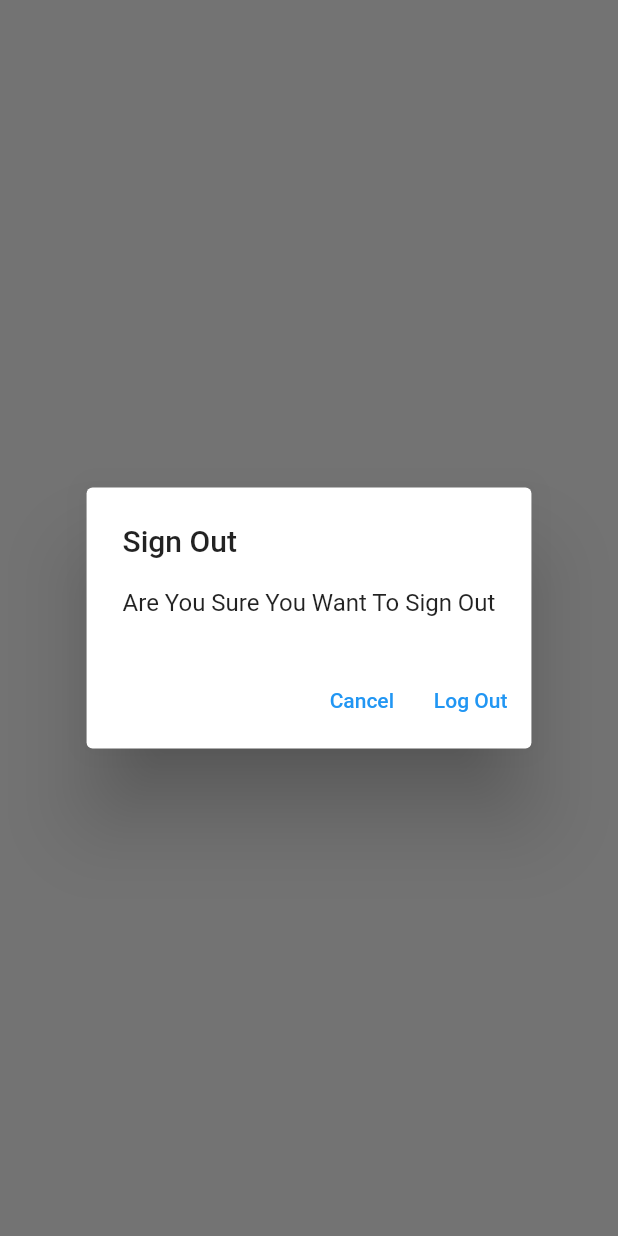
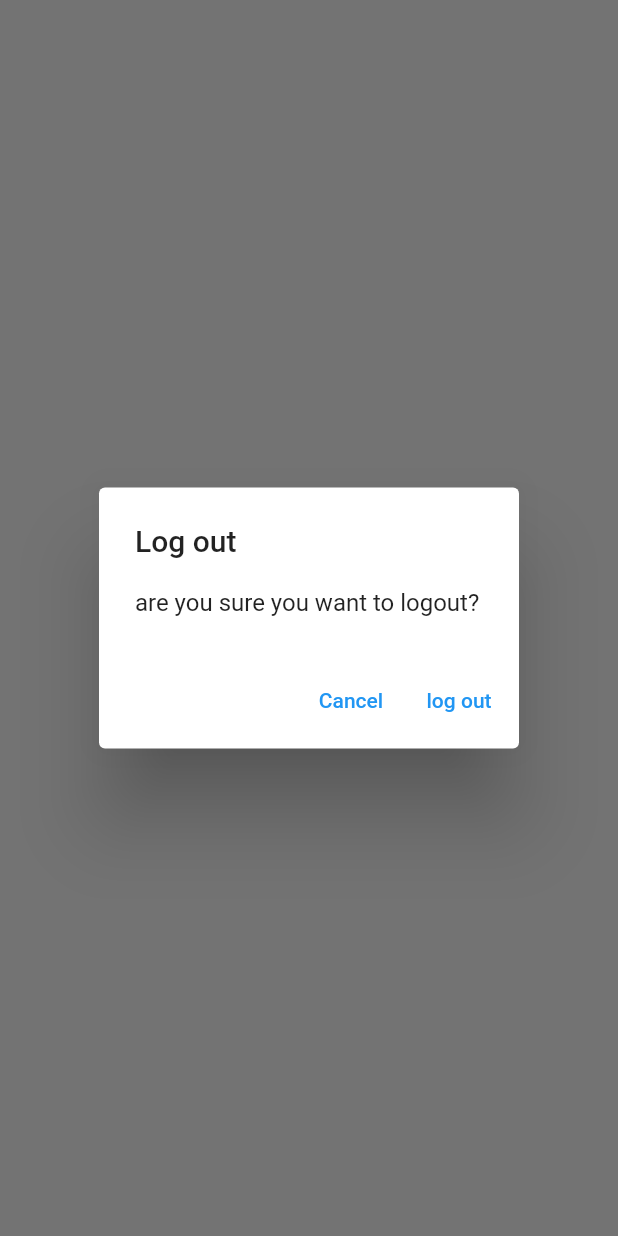
Before and after one commit to RiyadDz22/NotesApplication, a Flutter app: what showLogOutDialog() shows on an empty page, opened directly, on a phone screen of 412 x 824 dp. Run offline on Flutter 3.47's test engine with Material 2 defaults, Android fonts, the phone set to English and light mode, and no system bars; our stand-ins replace firebase_auth, firebase_core, sqflite; accounts and stored records are empty; network calls fail.

Commit message:
deleting notes

```diff
--- a/lib/services/crud/notes_service.dart
+++ b/lib/services/crud/notes_service.dart
@@ -109,7 +109,7 @@
     final db = _getDatabaseOrThrow();
     final deleteCount = await db.delete(
       notesTable,
-      where: 'id: ?',
+      where: 'id = ?',
       whereArgs: [id],
     );
     if (deleteCount == 0) {
--- /dev/null
+++ b/lib/utilities/dialogs/generic_dialog.dart
@@ -0,0 +1,30 @@
+import 'package:flutter/material.dart';
+
+typedef DialogOptionBuilder<T> = Map<String, T?> Function();
+
+Future<T?> showGenericDialog<T>({
+  required BuildContext context,
+  required String title,
+  required String content,
+  required DialogOptionBuilder optionsBuilder,
+}) {
+  final options = optionsBuilder();
+  return showDialog<T>(context: context, builder: (context){
+    return AlertDialog(
+      title: Text(title),
+      content: Text(content),
+      actions: options.keys.map((optionTitle){
+        final value = options[optionTitle];
+        return TextButton(
+            onPressed: (){
+              if(value != null){
+                Navigator.of(context).pop(value);
+              } else {
+                Navigator.of(context).pop();
+              }
+            },
+            child: Text(optionTitle));
+     }).toList(),
+    );
+  });
+}
--- /dev/null
+++ b/lib/utilities/dialogs/logout_dialog.dart
@@ -0,0 +1,14 @@
+import 'package:flutter/cupertino.dart';
+import 'package:notes/utilities/dialogs/generic_dialog.dart';
+
+Future<bool> showLogOutDialog(BuildContext context) {
+  return showGenericDialog(
+    context: context,
+    title: 'Log out',
+    content: 'are you sure you want to logout?',
+    optionsBuilder: () => {
+      'Cancel': false,
+      'log out': true,
+    },
+  ).then((value) => value ?? false);
+}
--- a/lib/views/login_view.dart
+++ b/lib/views/login_view.dart
@@ -2,7 +2,7 @@
 import 'package:notes/constants/routes.dart';
 import 'package:notes/services/auth/auth_service.dart';
 import '../services/auth/auth_exceptions.dart';
-import '../utilities/show_error_dialog.dart';
+import '../utilities/dialogs/error_dialog.dart';
 
 class LoginView extends StatefulWidget {
   const LoginView({Key? key}) : super(key: key);
--- a/lib/views/notes/notes_view.dart
+++ b/lib/views/notes/notes_view.dart
@@ -1,8 +1,10 @@
 import 'package:flutter/material.dart';
 import 'package:notes/services/auth/auth_service.dart';
 import 'package:notes/services/crud/notes_service.dart';
+import 'package:notes/views/notes/notes_list_view.dart';
 import '../../constants/routes.dart';
 import '../../enums/menu_action.dart';
+import '../../utilities/dialogs/logout_dialog.dart';
 
 class NotesView extends StatefulWidget {
   const NotesView({Key? key}) : super(key: key);
@@ -73,19 +75,9 @@
                 case ConnectionState.active:
                   if(snapshot.hasData){
                     final allNotes = snapshot.data as List<DatabaseNotes>;
-                    return ListView.builder(
-                    itemCount: allNotes.length,
-                    itemBuilder: (context, index){
-                      final note = allNotes[index];
-                      return ListTile(
-                        title: Text(
-                          note.text,
-                          maxLines: 1,
-                          softWrap: true,
-                          overflow: TextOverflow.ellipsis,
-                        ),
-                      );
-                    },);
+                    return NotesListView(notes: allNotes, onDeleteNote: (note) async {
+                      await _notesService.deleteNote(id: note.id);
+                    });
                   } else{
                     return const CircularProgressIndicator();
                   }
@@ -103,28 +95,3 @@
     );
   }
 }
-
-Future<bool> showLogOutDialog(BuildContext context) {
-  return showDialog(
-      context: context,
-      builder: (context) {
-        return AlertDialog(
-          title: const Text('Sign Out'),
-          content: const Text('Are You Sure You Want To Sign Out'),
-          actions: [
-            TextButton(
-              onPressed: () {
-                Navigator.of(context).pop(false);
-              },
-              child: const Text('Cancel'),
-            ),
-            TextButton(
-              onPressed: () {
-                Navigator.of(context).pop(true);
-              },
-              child: const Text('Log Out'),
-            )
-          ],
-        );
-      }).then((value) => value ?? false);
-}
--- a/lib/views/register_view.dart
+++ b/lib/views/register_view.dart
@@ -1,9 +1,10 @@
 import 'package:flutter/material.dart';
 import 'package:notes/constants/routes.dart';
 import 'package:notes/services/auth/auth_service.dart';
-import 'package:notes/utilities/show_error_dialog.dart';
+import 'package:notes/utilities/dialogs/error_dialog.dart';
 
 import '../services/auth/auth_exceptions.dart';
+import '../utilities/dialogs/error_dialog.dart';
 
 class RegisterView extends StatefulWidget {
   const RegisterView({Key? key}) : super(key: key);
```
Also changed, not shown: lib/utilities/dialogs/delete_dialog.dart (added, +14 -0 lines), lib/utilities/dialogs/error_dialog.dart (added, +12 -0 lines), lib/utilities/show_error_dialog.dart (deleted, +0 -23 lines), lib/views/notes/notes_list_view.dart (added, +37 -0 lines), 4 other files.
